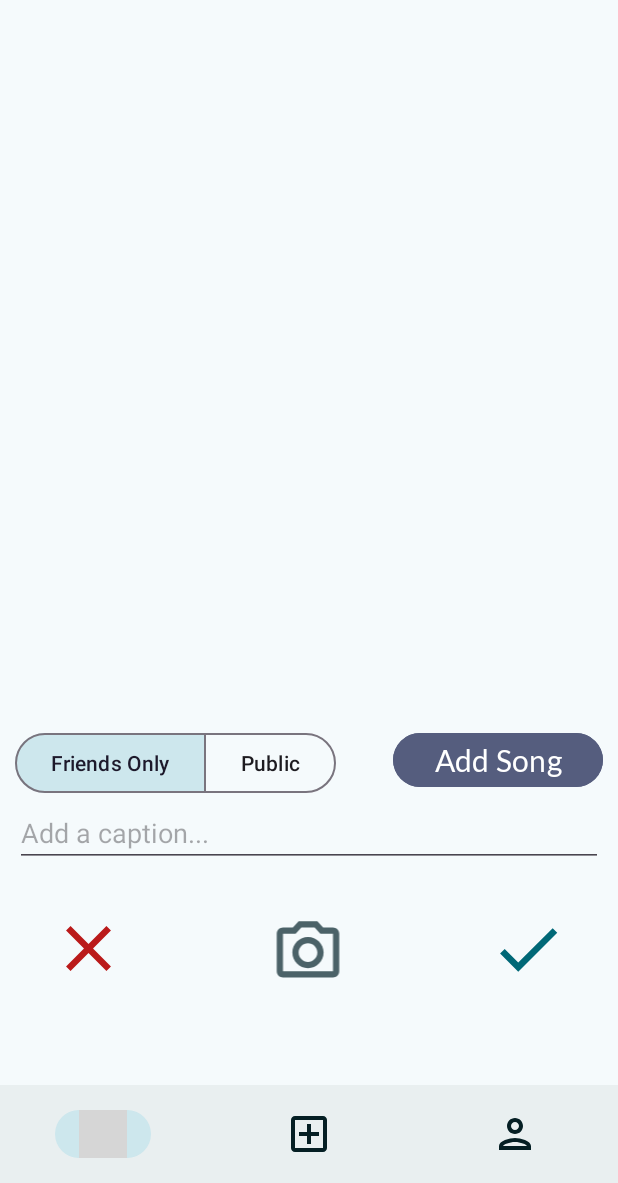
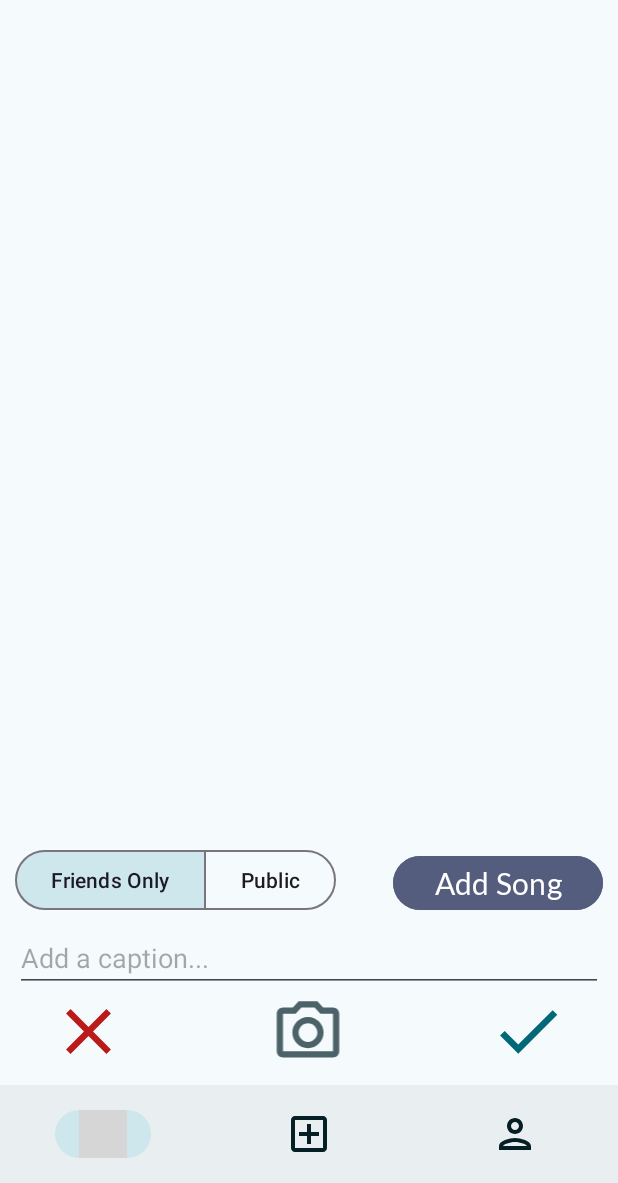
Before and after one commit to MatthewHilliard/MBT-LocateMate, an Android app: the fragment CreatePostFragment placed in its activity, on a phone screen of 412 x 824 dp, the part 53-1236 px from its top. Run offline under Robolectric (Android 15) with nearby library versions, the phone set to English and light mode, and no system bars; our stand-ins replace Firebase (no records; nobody signed in at launch, a user with empty details on screens opened directly), Picasso; pictures from the network do not load; Roboto replaces fonts that are not available here; grey boxes are pictures that could not be loaded.

Commit message:
Fixed issue with images being sideways on actual device

```diff
--- a/app/src/main/java/com/example/mbt_locatemate/Fragments/CreatePostFragment.kt
+++ b/app/src/main/java/com/example/mbt_locatemate/Fragments/CreatePostFragment.kt
@@ -6,7 +6,9 @@ import android.content.Intent
 import android.content.pm.PackageManager
 import android.graphics.Bitmap
 import android.graphics.BitmapFactory
+import android.graphics.Matrix
 import android.location.Location
+import android.media.ExifInterface
 import android.net.Uri
 import android.os.Bundle
 import android.os.Environment
@@ -85,7 +87,19 @@ class CreatePostFragment: Fragment(), OnMapReadyCallback, GoogleMap.OnMarkerClic
 
     val resultContract = registerForActivityResult(ActivityResultContracts.StartActivityForResult()) { result: ActivityResult ->
         if (result.resultCode == Activity.RESULT_OK) {
-            val capturedImage = BitmapFactory.decodeFile(output!!.absolutePath)
+            val exif = ExifInterface(output!!.absolutePath)
+            val orientation = exif.getAttributeInt(
+                ExifInterface.TAG_ORIENTATION,
+                ExifInterface.ORIENTATION_UNDEFINED
+            )
+            val bitmap = BitmapFactory.decodeFile(output!!.absolutePath)
+            val matrix = Matrix()
+            when (orientation) {
+                ExifInterface.ORIENTATION_ROTATE_90 -> matrix.postRotate(90f)
+                ExifInterface.ORIENTATION_ROTATE_180 -> matrix.postRotate(180f)
+                ExifInterface.ORIENTATION_ROTATE_270 -> matrix.postRotate(270f)
+            }
+            val capturedImage = Bitmap.createBitmap(bitmap, 0, 0, bitmap.width, bitmap.height, matrix, true)
             image.setImageBitmap(capturedImage)
 //            val bitmap = result.data?.extras?.get("data") as Bitmap
             imageBitmap = capturedImage
--- a/app/src/main/res/layout/fragment_post_create.xml
+++ b/app/src/main/res/layout/fragment_post_create.xml
@@ -13,15 +13,13 @@
         android:layout_width="70dp"
         android:layout_height="51dp"
         android:layout_marginStart="24dp"
-        android:layout_marginBottom="65dp"
+        android:layout_marginBottom="75dp"
         android:backgroundTint="@color/cool_blue"
+        android:fontFamily="@font/poppins"
         android:src="@drawable/baseline_close_24"
-        android:fontFamily="@font/poppins"
         android:text=""
         app:layout_constraintBottom_toBottomOf="parent"
-        app:layout_constraintStart_toStartOf="parent"
-        app:layout_constraintTop_toBottomOf="@+id/captionText"
-        app:layout_constraintVertical_bias="0.304" />
+        app:layout_constraintStart_toStartOf="parent" />
 
     <ImageView
         android:id="@+id/cameraButton"
@@ -29,17 +27,15 @@
         android:layout_height="50dp"
         android:layout_marginStart="75dp"
         android:layout_marginEnd="75dp"
-        android:layout_marginBottom="65dp"
+        android:layout_marginBottom="75dp"
         android:backgroundTint="@color/cool_blue"
-        android:src="@drawable/outline_camera_alt_24"
         android:fontFamily="@font/poppins"
         android:gravity="center"
+        android:src="@drawable/outline_camera_alt_24"
         android:text=""
         app:layout_constraintBottom_toBottomOf="parent"
         app:layout_constraintEnd_toStartOf="@+id/postButton"
-        app:layout_constraintStart_toEndOf="@+id/cancelButton"
-        app:layout_constraintTop_toBottomOf="@+id/captionText"
-        app:layout_constraintVertical_bias="0.333" />
+        app:layout_constraintStart_toEndOf="@+id/cancelButton" />
 
     <fragment
         android:id="@+id/map"
@@ -69,9 +65,9 @@
         android:layout_width="wrap_content"
         android:layout_height="wrap_content"
         android:layout_marginStart="10dp"
-        android:layout_marginTop="10dp"
+        android:layout_marginBottom="5dp"
+        app:layout_constraintBottom_toTopOf="@+id/captionText"
         app:layout_constraintStart_toStartOf="parent"
-        app:layout_constraintTop_toBottomOf="@id/imageView"
         app:singleSelection="true">
 
         <Button
@@ -93,15 +89,15 @@
         android:id="@+id/post_add_song"
         android:layout_width="140dp"
         android:layout_height="44dp"
-        android:layout_marginTop="10dp"
         android:layout_marginEnd="10dp"
+        android:layout_marginBottom="5dp"
         android:backgroundTint="@color/md_theme_tertiary"
         android:fontFamily="@font/poppins"
         android:text="Add Song"
         android:textColor="@color/md_theme_onPrimary"
         android:textSize="20dp"
-        app:layout_constraintEnd_toEndOf="parent"
-        app:layout_constraintTop_toBottomOf="@+id/imageView" />
+        app:layout_constraintBottom_toTopOf="@+id/captionText"
+        app:layout_constraintEnd_toEndOf="parent" />
 
     <EditText
         android:id="@+id/captionText"
@@ -112,24 +108,22 @@
         android:layout_marginEnd="10dp"
         android:hint="Add a caption..."
         android:maxLines="3"
+        app:layout_constraintBottom_toTopOf="@+id/postButton"
         app:layout_constraintEnd_toEndOf="parent"
         app:layout_constraintHorizontal_bias="1.0"
-        app:layout_constraintStart_toStartOf="parent"
-        app:layout_constraintTop_toBottomOf="@+id/postTypeButton" />
+        app:layout_constraintStart_toStartOf="parent" />
 
     <ImageView
         android:id="@+id/postButton"
         android:layout_width="72dp"
         android:layout_height="52dp"
         android:layout_marginEnd="24dp"
-        android:layout_marginBottom="65dp"
+        android:layout_marginBottom="75dp"
         android:backgroundTint="@color/cool_blue"
+        android:fontFamily="@font/poppins"
         android:src="@drawable/baseline_check_24"
-        android:fontFamily="@font/poppins"
         android:text=""
         app:layout_constraintBottom_toBottomOf="parent"
-        app:layout_constraintEnd_toEndOf="parent"
-        app:layout_constraintTop_toBottomOf="@+id/captionText"
-        app:layout_constraintVertical_bias="0.304"/>
+        app:layout_constraintEnd_toEndOf="parent" />
 
 </androidx.constraintlayout.widget.ConstraintLayout>
```
